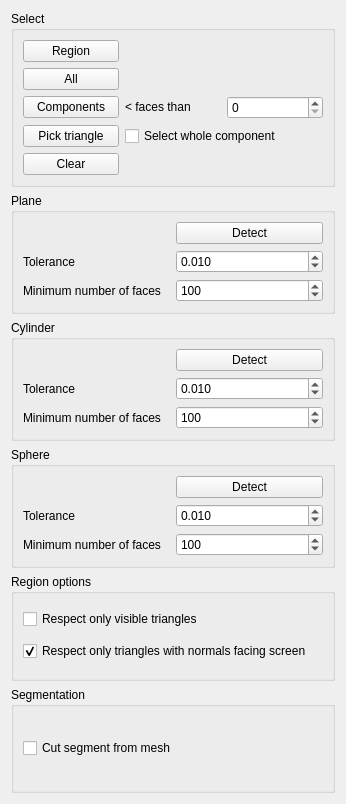
This is src/Mod/ReverseEngineering/Gui/SegmentationManual.ui in berndhahnebach/All_FreeCAD as Qt 5 draws it before an edit. The edited form follows.
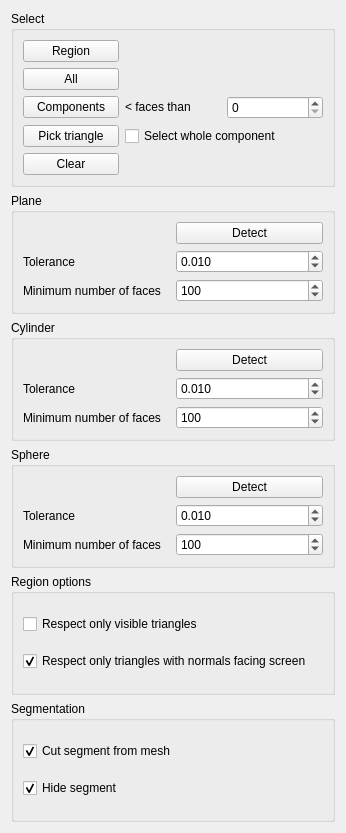
This is the edited form.

Commit message: ReverseEngineering: improve manual segmentation

```diff
--- a/src/Mod/ReverseEngineering/Gui/SegmentationManual.ui
+++ b/src/Mod/ReverseEngineering/Gui/SegmentationManual.ui
@@ -7,7 +7,7 @@
     <x>0</x>
     <y>0</y>
     <width>346</width>
-    <height>804</height>
+    <height>833</height>
    </rect>
   </property>
   <property name="windowTitle">
@@ -314,6 +314,19 @@
        <widget class="QCheckBox" name="checkBoxCutSegm">
         <property name="text">
          <string>Cut segment from mesh</string>
+        </property>
+        <property name="checked">
+         <bool>true</bool>
+        </property>
+       </widget>
+      </item>
+      <item row="1" column="0">
+       <widget class="QCheckBox" name="checkBoxHideSegm">
+        <property name="text">
+         <string>Hide segment</string>
+        </property>
+        <property name="checked">
+         <bool>true</bool>
         </property>
        </widget>
       </item>
```
The commit also changes 1 other file.
